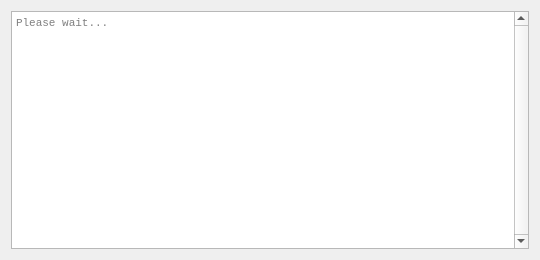
Before: the Qt Designer form projects/videoclient/src/ts3video/ts3videostartuplogic.ui in mfreiholz/ts3video, drawn with Qt 5.
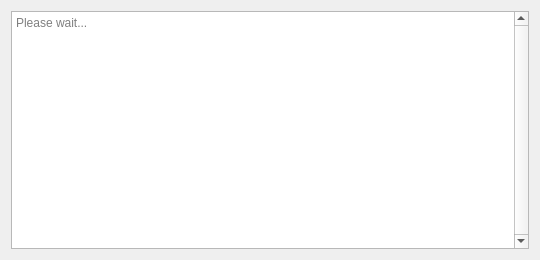
After: the same form once the commit is applied.

Commit message: - updates startup logic gui - wait until media socket is authenticated before joining a channel - uses fixed list of resolutions in case of qt5.4.1

What changed in the file:
```diff
--- a/projects/videoclient/src/ts3video/ts3videostartuplogic.ui
+++ b/projects/videoclient/src/ts3video/ts3videostartuplogic.ui
@@ -13,12 +13,6 @@
   <layout class="QVBoxLayout">
    <item>
     <widget class="QTextEdit" name="progress">
-     <property name="font">
-      <font>
-       <family>Consolas</family>
-       <pointsize>8</pointsize>
-      </font>
-     </property>
      <property name="verticalScrollBarPolicy">
       <enum>Qt::ScrollBarAlwaysOn</enum>
      </property>
@@ -28,6 +22,13 @@
      <property name="readOnly">
       <bool>true</bool>
      </property>
+     <property name="html">
+      <string>&lt;!DOCTYPE HTML PUBLIC &quot;-//W3C//DTD HTML 4.0//EN&quot; &quot;http://www.w3.org/TR/REC-html40/strict.dtd&quot;&gt;
+&lt;html&gt;&lt;head&gt;&lt;meta name=&quot;qrichtext&quot; content=&quot;1&quot; /&gt;&lt;style type=&quot;text/css&quot;&gt;
+p, li { white-space: pre-wrap; }
+&lt;/style&gt;&lt;/head&gt;&lt;body style=&quot; font-family:'MS Shell Dlg 2'; font-size:8.25pt; font-weight:400; font-style:normal;&quot;&gt;
+&lt;p style=&quot;-qt-paragraph-type:empty; margin-top:0px; margin-bottom:0px; margin-left:0px; margin-right:0px; -qt-block-indent:0; text-indent:0px;&quot;&gt;&lt;br /&gt;&lt;/p&gt;&lt;/body&gt;&lt;/html&gt;</string>
+     </property>
      <property name="textInteractionFlags">
       <set>Qt::LinksAccessibleByKeyboard|Qt::LinksAccessibleByMouse|Qt::TextBrowserInteraction|Qt::TextSelectableByKeyboard|Qt::TextSelectableByMouse</set>
      </property>
```
Left out of the diff: 3 changed lines with no effect on the pictures. The commit also changes 4 other files.
